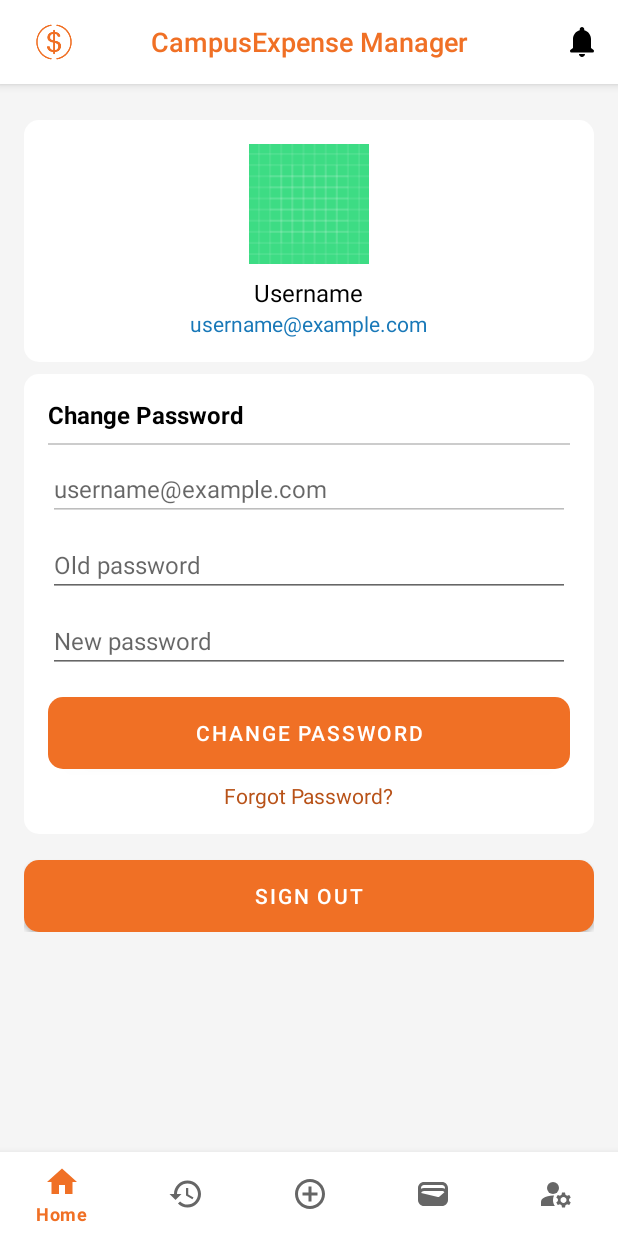
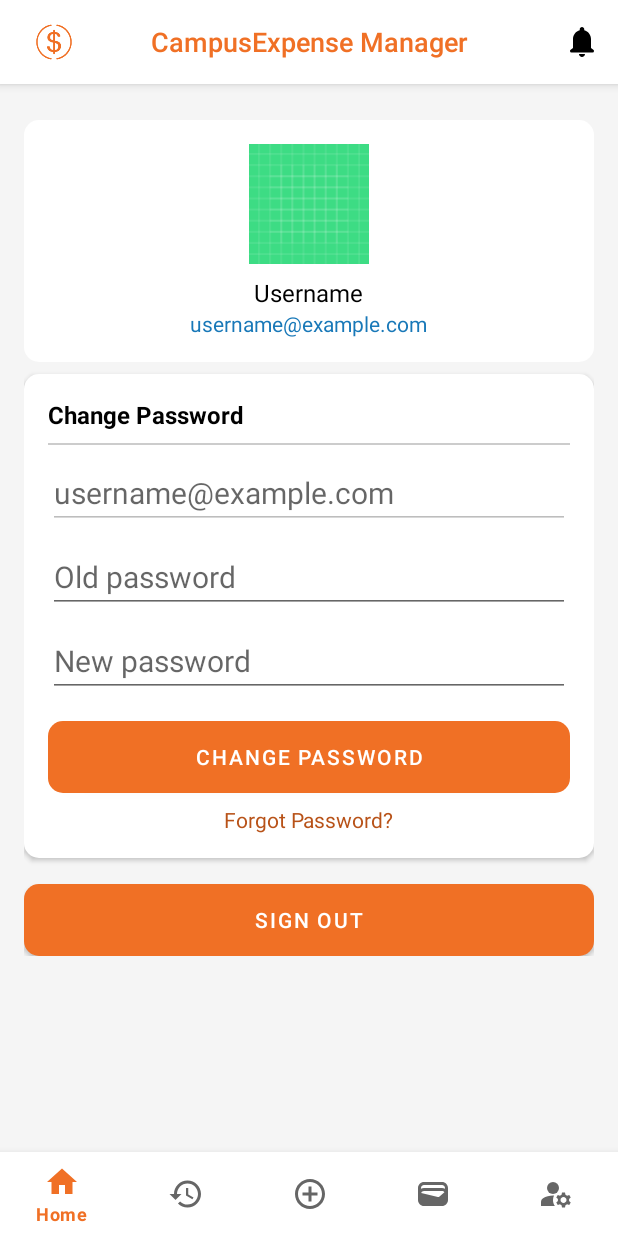
Before and after one commit to kypltIT/CampusExpenseManager, an Android app: the fragment AccountFragment placed in its activity, on a phone screen of 412 x 824 dp. Run offline under Robolectric (Android 15) with nearby library versions, the phone set to English and light mode, and no system bars.

Commit message:
fix UI fragment_account.xml

```diff
--- a/app/src/main/res/layout/fragment_account.xml
+++ b/app/src/main/res/layout/fragment_account.xml
@@ -83,7 +83,7 @@
                 android:hint="username@example.com"
                 android:inputType="textEmailAddress"
                 android:textColor="@color/blue_700"
-                android:textSize="16sp" />
+                android:textSize="20sp" />
 
             <EditText
                 android:id="@+id/oldPasswordInput"
@@ -92,7 +92,7 @@
                 android:layout_marginTop="8dp"
                 android:hint="Old password"
                 android:inputType="textPassword"
-                android:textSize="16sp" />
+                android:textSize="20sp" />
 
             <EditText
                 android:id="@+id/newPasswordInput"
@@ -101,7 +101,7 @@
                 android:layout_marginTop="8dp"
                 android:hint="New password"
                 android:inputType="textPassword"
-                android:textSize="16sp" />
+                android:textSize="20sp" />
 
             <Button
                 android:id="@+id/changePasswordButton"
```
